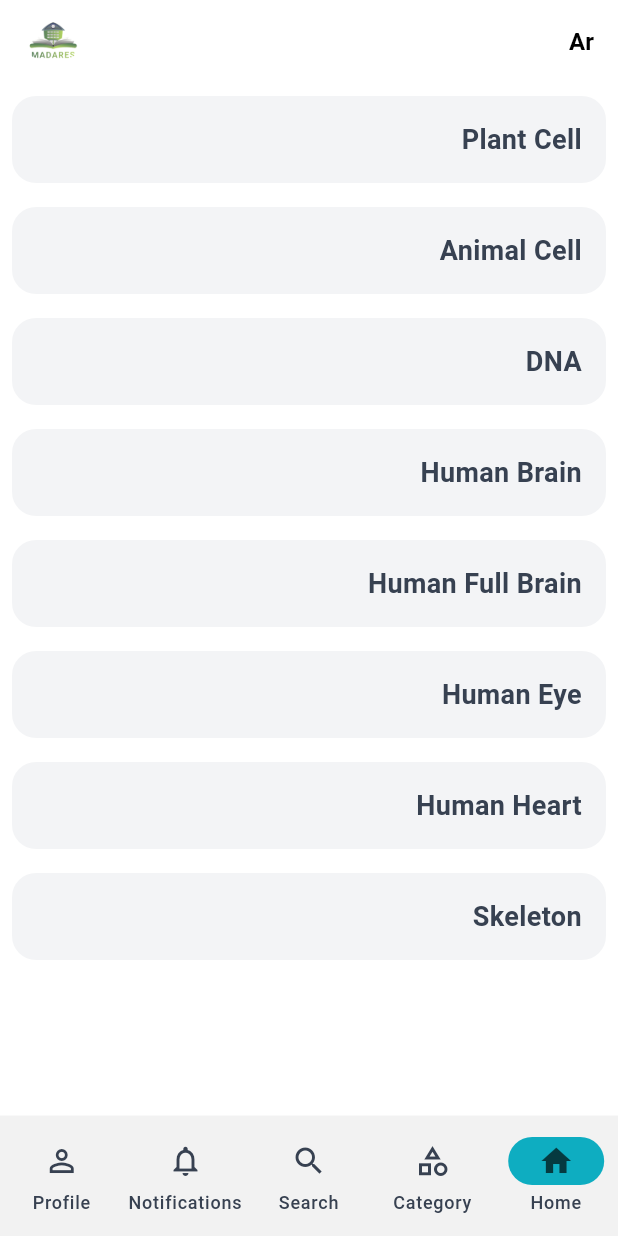
After one commit to Codeexpert2/global_school_app, a Flutter app: the ArPage screen opened by its route, on a phone screen of 412 x 824 dp. The commit adds this screen. Run offline on Flutter 3.47's test engine with Material 3 defaults, Android fonts, the phone set to English and light mode, and no system bars; our stand-ins replace cached_network_image, connectivity_plus, dio, firebase_analytics, firebase_core, firebase_crashlytics and 16 more; missing offline and left inert: ar_flutter_plugin_updated, model_viewer_plus, webview_flutter_android, webview_flutter_wkwebview; accounts and stored records are empty; generated files the repository leaves out were written again; Roboto replaces fonts that are missing (Poppins).

Commit message:
Add model viewer package

```diff
--- a/lib/core/constants/images.dart
+++ b/lib/core/constants/images.dart
@@ -6,7 +6,29 @@ class AppImages {
 
   static const String iconsGoogle = "assets/icons/google.png";
 
+  static const String imagesCodeExpert = "assets/images/code_expert.png";
+
   static const String imagesLogoFull = "assets/images/logo_full.png";
 
+  static const String imagesMadaresIcon = "assets/images/madares_icon.png";
+
+  static const String imagesOnboarding1 = "assets/images/onboarding1.png";
+
   static const String imagesProfilePlaceholder = "assets/images/profile_placeholder.png";
+
+  static const String modelsHumanbodyAnimalCell = "assets/models/humanbody/animal_cell.glb";
+
+  static const String modelsHumanbodyDna = "assets/models/humanbody/dna.glb";
+
+  static const String modelsHumanbodyHumanBrain = "assets/models/humanbody/human_brain.glb";
+
+  static const String modelsHumanbodyHumanEye = "assets/models/humanbody/human_eye.glb";
+
+  static const String modelsHumanbodyHumanFullBrain = "assets/models/humanbody/human_full_brain.glb";
+
+  static const String modelsHumanbodyHumanHeart = "assets/models/humanbody/human_heart.glb";
+
+  static const String modelsHumanbodyHumanSkeleton = "assets/models/humanbody/human_skeleton.glb";
+
+  static const String modelsHumanbodyPlantCell = "assets/models/humanbody/plant_cell.glb";
 }
--- /dev/null
+++ b/lib/features/ar/ar_page.dart
@@ -0,0 +1,92 @@
+// ignore_for_file: public_member_api_docs, sort_constructors_first
+import 'package:flutter/material.dart';
+
+import 'package:global_school/components/main/main_appbar.dart';
+import 'package:global_school/core/constants/images.dart';
+import 'package:global_school/core/router/app_routes.dart';
+import 'package:global_school/core/themes/app_colors.dart';
+
+class ArPage extends StatelessWidget {
+  const ArPage({super.key});
+
+  @override
+  Widget build(BuildContext context) {
+    return Scaffold(
+      appBar: const MainAppBar(greetingText: 'Ar'),
+      body: ListView(
+        children: [
+          const ArItem(
+            assets: AppImages.modelsHumanbodyPlantCell,
+            title: 'Plant Cell',
+          ),
+          const ArItem(
+            assets: AppImages.modelsHumanbodyAnimalCell,
+            title: 'Animal Cell',
+          ),
+          const ArItem(
+            assets: AppImages.modelsHumanbodyDna,
+            title: 'DNA',
+          ),
+          const ArItem(
+            assets: AppImages.modelsHumanbodyHumanBrain,
+            title: 'Human Brain',
+          ),
+          const ArItem(
+            assets: AppImages.modelsHumanbodyHumanFullBrain,
+            title: 'Human Full Brain',
+          ),
+          const ArItem(
+            assets: AppImages.modelsHumanbodyHumanEye,
+            title: 'Human Eye',
+          ),
+          const ArItem(
+            assets: AppImages.modelsHumanbodyHumanHeart,
+            title: 'Human Heart',
+          ),
+          const ArItem(
+            assets: AppImages.modelsHumanbodyHumanSkeleton,
+            title: 'Skeleton',
+          ),
+        ],
+      ),
+    );
+  }
+}
+
+class ArItem extends StatelessWidget {
+  const ArItem({
+    super.key,
+    required this.title,
+    required this.assets,
+  });
+
+  final String title;
+  final String assets;
+
+  @override
+  Widget build(BuildContext context) {
+    return GestureDetector(
+      onTap: () => context.pushNamed(
+        'assets',
+        pathParameters: {
+          'assets': assets,
+        },
+      ),
+      child: Container(
+        padding: const EdgeInsets.all(16),
+        margin: const EdgeInsets.all(8),
+        decoration: BoxDecoration(
+          color: AppColors.gray100,
+          borderRadius: BorderRadius.circular(16),
+        ),
+        child: Text(
+          title,
+          style: const TextStyle(
+            fontSize: 18,
+            fontWeight: FontWeight.bold,
+          ),
+        ),
+      ),
+    );
+  }
+}
```
Also changed, not shown: lib/core/router/routes.dart (+18 -0 lines), lib/features/ar/lib/arscreen1.dart (added, +211 -0 lines), lib/features/ar/lib/arscreen3.dart (added, +83 -0 lines), lib/features/ar/model_viewer_page.dart (added, +36 -0 lines), lib/features/auth/providers/auth_provider.dart (+7 -6 lines), lib/features/home/home.dart (+6 -1 lines), pubspec.yaml (+5 -9 lines), pubspec.lock, 5 other files.
